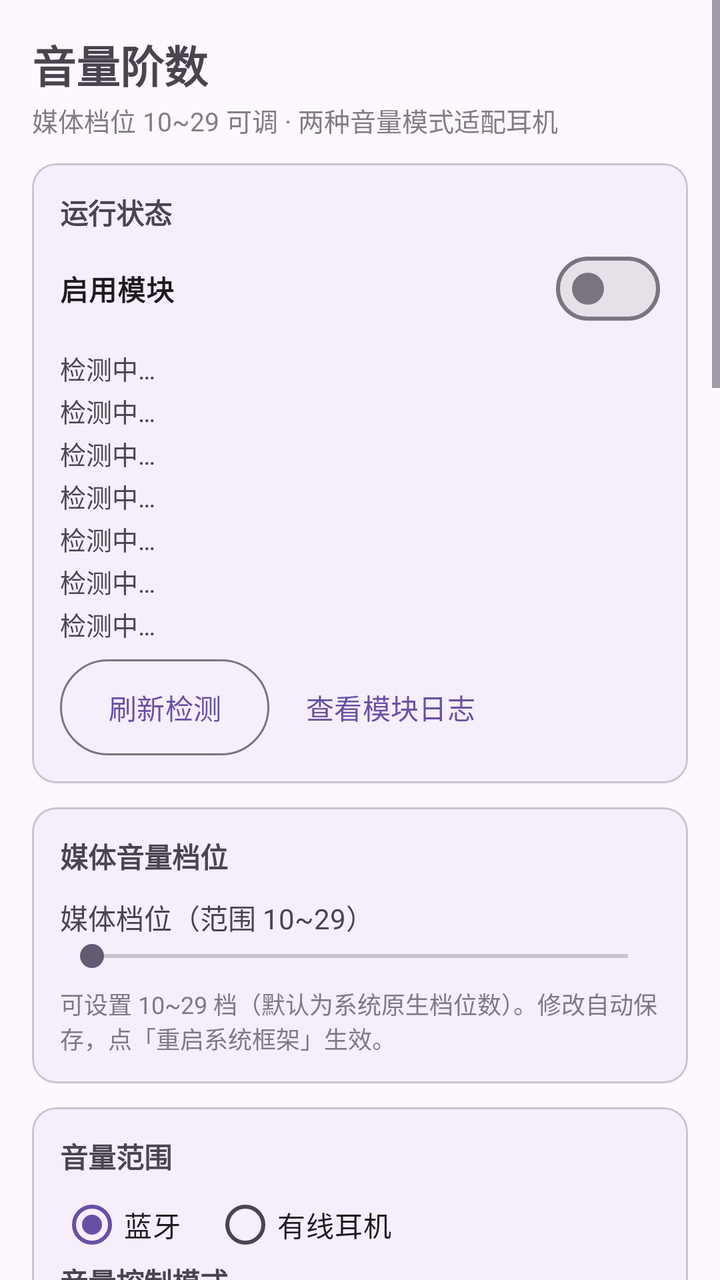
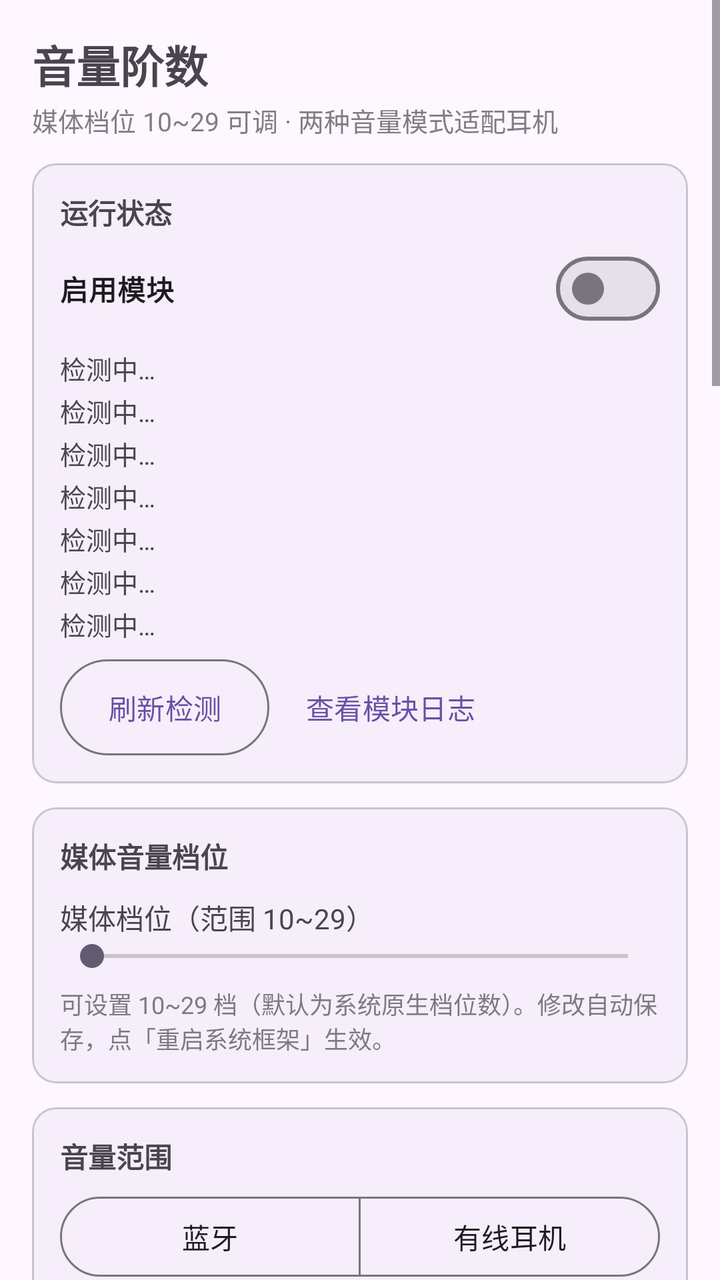

Two renders of the same Android screen: before a commit and after it. Below are the layout's source before the change and the commit's diff.
<!-- AndroidManifest.xml: application theme Theme.VolumeControl -->
<!-- res/layout/activity_main.xml -->
<?xml version="1.0" encoding="utf-8"?>
<ScrollView xmlns:android="http://schemas.android.com/apk/res/android"
    xmlns:app="http://schemas.android.com/apk/res-auto"
    android:layout_width="match_parent"
    android:layout_height="match_parent"
    android:fitsSystemWindows="true"
    android:fillViewport="true">

    <LinearLayout
        android:layout_width="match_parent"
        android:layout_height="wrap_content"
        android:orientation="vertical"
        android:padding="16dp">

        <TextView
            android:layout_width="wrap_content"
            android:layout_height="wrap_content"
            android:text="@string/app_name"
            android:textSize="22sp"
            android:textStyle="bold" />

        <TextView
            android:layout_width="wrap_content"
            android:layout_height="wrap_content"
            android:layout_marginTop="2dp"
            android:alpha="0.7"
            android:text="@string/app_subtitle"
            android:textSize="13sp" />

        
        <com.google.android.material.card.MaterialCardView
            android:layout_width="match_parent"
            android:layout_height="wrap_content"
            android:layout_marginTop="12dp"
            app:cardCornerRadius="12dp"
            app:cardElevation="1dp">

            <LinearLayout
                android:layout_width="match_parent"
                android:layout_height="wrap_content"
                android:orientation="vertical"
                android:padding="14dp">

                <TextView
                    android:layout_width="wrap_content"
                    android:layout_height="wrap_content"
                    android:text="@string/sec_status"
                    android:textStyle="bold" />

                <com.google.android.material.materialswitch.MaterialSwitch
                    android:id="@+id/switchEnable"
                    android:layout_width="match_parent"
                    android:layout_height="wrap_content"
                    android:layout_marginTop="4dp"
                    android:text="@string/label_enable"
                    android:textStyle="bold" />

                <TextView
                    android:id="@+id/tvStatusRoot"
                    android:layout_width="match_parent"
                    android:layout_height="wrap_content"
                    android:layout_marginTop="6dp"
                    android:text="@string/status_detecting"
                    android:textSize="13sp" />

                <TextView
                    android:id="@+id/tvStatusLsposed"
                    android:layout_width="match_parent"
                    android:layout_height="wrap_content"
                    android:layout_marginTop="2dp"
                    android:text="@string/status_detecting"
                    android:textSize="13sp" />

                <TextView
                    android:id="@+id/tvStatusVolume"
                    android:layout_width="match_parent"
                    android:layout_height="wrap_content"
                    android:layout_marginTop="2dp"
                    android:text="@string/status_detecting"
                    android:textSize="13sp" />

                <TextView
                    android:id="@+id/tvStatusModule"
                    android:layout_width="match_parent"
                    android:layout_height="wrap_content"
                    android:layout_marginTop="2dp"
                    android:text="@string/status_detecting"
                    android:textSize="13sp" />

                <TextView
                    android:id="@+id/tvStatusBt"
                    android:layout_width="match_parent"
                    android:layout_height="wrap_content"
                    android:layout_marginTop="2dp"
                    android:text="@string/status_detecting"
                    android:textSize="13sp" />

                <TextView
                    android:id="@+id/tvStatusConfig"
                    android:layout_width="match_parent"
                    android:layout_height="wrap_content"
                    android:layout_marginTop="2dp"
                    android:text="@string/status_detecting"
                    android:textSize="13sp" />

                <TextView
                    android:id="@+id/tvStatusAv"
                    android:layout_width="match_parent"
                    android:layout_height="wrap_content"
                    android:layout_marginTop="2dp"
                    android:text="@string/status_detecting"
                    android:textSize="13sp" />

                <LinearLayout
                    android:layout_width="match_parent"
                    android:layout_height="wrap_content"
                    android:layout_marginTop="8dp"
                    android:orientation="horizontal">

                    <com.google.android.material.button.MaterialButton
                        android:id="@+id/btnRefresh"
                        style="@style/Widget.Material3.Button.OutlinedButton"
                        android:layout_width="wrap_content"
                        android:layout_height="wrap_content"
                        android:insetTop="0dp"
                        android:insetBottom="0dp"
                        android:text="@string/btn_refresh" />

                    <com.google.android.material.button.MaterialButton
                        android:id="@+id/btnLogs"
                        style="@style/Widget.Material3.Button.TextButton"
                        android:layout_width="wrap_content"
                        android:layout_height="wrap_content"
                        android:layout_marginStart="6dp"
                        android:insetTop="0dp"
                        android:insetBottom="0dp"
                        android:text="@string/btn_logs" />
                </LinearLayout>
            </LinearLayout>
        </com.google.android.material.card.MaterialCardView>

        
        <com.google.android.material.card.MaterialCardView
            android:layout_width="match_parent"
            android:layout_height="wrap_content"
            android:layout_marginTop="12dp"
            app:cardCornerRadius="12dp"
            app:cardElevation="1dp">

            <LinearLayout
                android:layout_width="match_parent"
                android:layout_height="wrap_content"
                android:orientation="vertical"
                android:padding="14dp">

                <TextView
                    android:layout_width="wrap_content"
                    android:layout_height="wrap_content"
                    android:text="@string/sec_media"
                    android:textStyle="bold" />

                <TextView
                    android:id="@+id/tvMediaSteps"
                    android:layout_width="match_parent"
                    android:layout_height="wrap_content"
                    android:layout_marginTop="10dp"
                    android:textSize="14sp"
                    android:text="@string/label_media_steps_default" />

                <SeekBar
                    android:id="@+id/seekMediaSteps"
                    android:layout_width="match_parent"
                    android:layout_height="wrap_content"
                    android:max="19" />

                <TextView
                    android:layout_width="match_parent"
                    android:layout_height="wrap_content"
                    android:layout_marginTop="6dp"
                    android:alpha="0.7"
                    android:text="@string/media_hint"
                    android:textSize="12sp" />
            </LinearLayout>
        </com.google.android.material.card.MaterialCardView>

        
        <com.google.android.material.card.MaterialCardView
            android:layout_width="match_parent"
            android:layout_height="wrap_content"
            android:layout_marginTop="12dp"
            app:cardCornerRadius="12dp"
            app:cardElevation="1dp">

            <LinearLayout
                android:layout_width="match_parent"
                android:layout_height="wrap_content"
                android:orientation="vertical"
                android:padding="14dp">

                <TextView
                    android:layout_width="wrap_content"
                    android:layout_height="wrap_content"
                    android:text="@string/sec_bt_range"
                    android:textStyle="bold" />

                <RadioGroup
                    android:id="@+id/radioRangeTarget"
                    android:layout_width="match_parent"
                    android:layout_height="wrap_content"
                    android:layout_marginTop="6dp"
                    android:orientation="horizontal">

                    <RadioButton
                        android:id="@+id/radioTargetBt"
                        android:layout_width="wrap_content"
                        android:layout_height="wrap_content"
                        android:checked="true"
                        android:minHeight="36dp"
                        android:text="@string/target_bt" />

                    <RadioButton
                        android:id="@+id/radioTargetWired"
                        android:layout_width="wrap_content"
                        android:layout_height="wrap_content"
                        android:layout_marginStart="16dp"
                        android:minHeight="36dp"
                        android:text="@string/target_wired" />
                </RadioGroup>

                
                <LinearLayout
                    android:id="@+id/groupBtRange"
                    android:layout_width="match_parent"
                    android:layout_height="wrap_content"
                    android:orientation="vertical">

                <TextView
                    android:layout_width="wrap_content"
                    android:layout_height="wrap_content"
                    android:text="@string/sec_bt"
                    android:textStyle="bold" />

                <RadioGroup
                    android:id="@+id/radioBtMode"
                    android:layout_width="match_parent"
                    android:layout_height="wrap_content"
                    android:layout_marginTop="4dp"
                    android:orientation="vertical">

                    <RadioButton
                        android:id="@+id/radioModeAbsolute"
                        android:layout_width="match_parent"
                        android:layout_height="wrap_content"
                        android:minHeight="36dp"
                        android:text="@string/mode_absolute" />

                    <RadioButton
                        android:id="@+id/radioModeSoftware"
                        android:layout_width="match_parent"
                        android:layout_height="wrap_content"
                        android:minHeight="36dp"
                        android:text="@string/mode_software" />
                </RadioGroup>

                <TextView
                    android:layout_width="match_parent"
                    android:layout_height="wrap_content"
                    android:layout_marginTop="2dp"
                    android:alpha="0.7"
                    android:text="@string/mode_hint"
                    android:textSize="12sp" />

                <TextView
                    android:id="@+id/tvAvrcpSummary"
                    android:layout_width="match_parent"
                    android:layout_height="wrap_content"
                    android:layout_marginTop="10dp"
                    android:textSize="13sp" />

                <TextView
                    android:layout_width="wrap_content"
                    android:layout_height="wrap_content"
                    android:layout_marginTop="10dp"
                    android:text="@string/sec_curve"
                    android:textStyle="bold" />

                <RadioGroup
                    android:id="@+id/radioCurveType"
                    android:layout_width="match_parent"
                    android:layout_height="wrap_content"
                    android:layout_marginTop="4dp"
                    android:orientation="vertical">

                    <RadioButton
                        android:id="@+id/radioCurveLog"
                        android:layout_width="match_parent"
                        android:layout_height="wrap_content"
                        android:minHeight="36dp"
                        android:text="@string/curve_log" />

                    <RadioButton
                        android:id="@+id/radioCurveLinear"
                        android:layout_width="match_parent"
                        android:layout_height="wrap_content"
                        android:minHeight="36dp"
                        android:text="@string/curve_linear" />

                    <RadioButton
                        android:id="@+id/radioCurveSqrt"
                        android:layout_width="match_parent"
                        android:layout_height="wrap_content"
                        android:minHeight="36dp"
                        android:text="@string/curve_sqrt" />
                </RadioGroup>

                <TextView
                    android:layout_width="match_parent"
                    android:layout_height="wrap_content"
                    android:layout_marginTop="2dp"
                    android:alpha="0.7"
                    android:text="@string/curve_hint"
                    android:textSize="12sp" />

                <TextView
                    android:id="@+id/tvMinAbs"
                    android:layout_width="match_parent"
                    android:layout_height="wrap_content"
                    android:layout_marginTop="6dp"
                    android:textSize="14sp" />

                <SeekBar
                    android:id="@+id/seekMinAbs"
                    android:layout_width="match_parent"
                    android:layout_height="wrap_content"
                    android:max="127" />

                <TextView
                    android:id="@+id/tvMaxAbs"
                    android:layout_width="match_parent"
                    android:layout_height="wrap_content"
                    android:textSize="14sp" />

                <SeekBar
                    android:id="@+id/seekMaxAbs"
                    android:layout_width="match_parent"
                    android:layout_height="wrap_content"
                    android:max="127" />

                <TextView
                    android:id="@+id/tvRangeHint"
                    android:layout_width="match_parent"
                    android:layout_height="wrap_content"
                    android:alpha="0.7"
                    android:text="@string/range_hint"
                    android:textSize="12sp" />

                <TextView
                    android:id="@+id/tvRangeMapping"
                    android:layout_width="match_parent"
                    android:layout_height="wrap_content"
                    android:layout_marginTop="10dp"
                    android:fontFamily="monospace"
                    android:textSize="11sp" />
                </LinearLayout>

                
                <LinearLayout
                    android:id="@+id/groupWiredRange"
                    android:layout_width="match_parent"
                    android:layout_height="wrap_content"
                    android:orientation="vertical"
                    android:visibility="gone">

                <TextView
                    android:layout_width="match_parent"
                    android:layout_height="wrap_content"
                    android:layout_marginTop="10dp"
                    android:alpha="0.7"
                    android:text="@string/wired_hint"
                    android:textSize="12sp" />

                <TextView
                    android:layout_width="wrap_content"
                    android:layout_height="wrap_content"
                    android:layout_marginTop="10dp"
                    android:text="@string/sec_curve"
                    android:textStyle="bold" />

                <RadioGroup
                    android:id="@+id/radioCurveWType"
                    android:layout_width="match_parent"
                    android:layout_height="wrap_content"
                    android:layout_marginTop="4dp"
                    android:orientation="vertical">

                    <RadioButton
                        android:id="@+id/radioCurveWLog"
                        android:layout_width="match_parent"
                        android:layout_height="wrap_content"
                        android:minHeight="36dp"
                        android:text="@string/curve_log" />

                    <RadioButton
                        android:id="@+id/radioCurveWLinear"
                        android:layout_width="match_parent"
                        android:layout_height="wrap_content"
                        android:minHeight="36dp"
                        android:text="@string/curve_linear" />

                    <RadioButton
                        android:id="@+id/radioCurveWSqrt"
                        android:layout_width="match_parent"
                        android:layout_height="wrap_content"
                        android:minHeight="36dp"
                        android:text="@string/curve_sqrt" />
                </RadioGroup>

                <TextView
                    android:id="@+id/tvMinW"
                    android:layout_width="match_parent"
                    android:layout_height="wrap_content"
                    android:layout_marginTop="6dp"
                    android:textSize="14sp" />

                <SeekBar
                    android:id="@+id/seekMinW"
                    android:layout_width="match_parent"
                    android:layout_height="wrap_content"
                    android:max="127" />

                <TextView
                    android:id="@+id/tvMaxW"
                    android:layout_width="match_parent"
                    android:layout_height="wrap_content"
                    android:textSize="14sp" />

                <SeekBar
                    android:id="@+id/seekMaxW"
                    android:layout_width="match_parent"
                    android:layout_height="wrap_content"
                    android:max="127" />

                <TextView
                    android:id="@+id/tvWMapping"
                    android:layout_width="match_parent"
                    android:layout_height="wrap_content"
                    android:layout_marginTop="10dp"
                    android:fontFamily="monospace"
                    android:textSize="11sp" />
                </LinearLayout>
            </LinearLayout>
        </com.google.android.material.card.MaterialCardView>

        
        <com.google.android.material.card.MaterialCardView
            android:layout_width="match_parent"
            android:layout_height="wrap_content"
            android:layout_marginTop="12dp"
            app:cardCornerRadius="12dp"
            app:cardElevation="1dp">

            <LinearLayout
                android:layout_width="match_parent"
                android:layout_height="wrap_content"
                android:orientation="vertical"
                android:padding="14dp">

                <TextView
                    android:layout_width="wrap_content"
                    android:layout_height="wrap_content"
                    android:text="@string/sec_actions"
                    android:textStyle="bold" />

                <TextView
                    android:id="@+id/tvPending"
                    android:layout_width="match_parent"
                    android:layout_height="wrap_content"
                    android:layout_marginTop="6dp"
                    android:textSize="13sp" />

                <com.google.android.material.button.MaterialButton
                    android:id="@+id/btnRestartBt"
                    style="@style/Widget.Material3.Button.OutlinedButton"
                    android:layout_width="match_parent"
                    android:layout_height="wrap_content"
                    android:layout_marginTop="8dp"
                    android:text="@string/btn_restart_bt" />

                <com.google.android.material.button.MaterialButton
                    android:id="@+id/btnApplyRestart"
                    android:layout_width="match_parent"
                    android:layout_height="wrap_content"
                    android:layout_marginTop="6dp"
                    android:text="@string/btn_apply_restart" />

                <com.google.android.material.button.MaterialButton
                    android:id="@+id/btnReset"
                    style="@style/Widget.Material3.Button.OutlinedButton"
                    android:layout_width="match_parent"
                    android:layout_height="wrap_content"
                    android:layout_marginTop="6dp"
                    android:text="@string/btn_reset" />

                <TextView
                    android:layout_width="match_parent"
                    android:layout_height="wrap_content"
                    android:layout_marginTop="10dp"
                    android:alpha="0.7"
                    android:text="@string/ops_hint"
                    android:textSize="12sp" />
            </LinearLayout>
        </com.google.android.material.card.MaterialCardView>

        
        <com.google.android.material.card.MaterialCardView
            android:layout_width="match_parent"
            android:layout_height="wrap_content"
            android:layout_marginTop="12dp"
            android:layout_marginBottom="16dp"
            app:cardCornerRadius="12dp"
            app:cardElevation="1dp">

            <LinearLayout
                android:layout_width="match_parent"
                android:layout_height="wrap_content"
                android:orientation="vertical"
                android:padding="14dp">

                <TextView
                    android:layout_width="wrap_content"
                    android:layout_height="wrap_content"
                    android:text="@string/sec_guide"
                    android:textStyle="bold" />

                <TextView
                    android:layout_width="match_parent"
                    android:layout_height="wrap_content"
                    android:layout_marginTop="6dp"
                    android:lineSpacingExtra="3dp"
                    android:text="@string/guide_text"
                    android:textSize="13sp" />
            </LinearLayout>
        </com.google.android.material.card.MaterialCardView>
    </LinearLayout>
</ScrollView>
<!-- resources referenced by this layout -->
<resources>
  <string name="app_name">音量阶数</string>
  <string name="app_subtitle">媒体档位 10~29 可调 · 两种音量模式适配耳机</string>
  <string name="btn_apply_restart">重启系统框架（媒体档位数修改后）</string>
  <string name="btn_logs">查看模块日志</string>
  <string name="btn_refresh">刷新检测</string>
  <string name="btn_reset">恢复系统默认（关闭模块）</string>
  <string name="btn_restart_bt">重启蓝牙 (模式/音量范围调整后)</string>
  <string name="curve_hint" formatted="false">选择档位到音量范围的映射分布；三者第 1 档=最小音量、最高档=最大音量。模式A/B 与耳机模式的曲线各自独立保存。</string>
  <string name="curve_linear">线性区间（每档等量）</string>
  <string name="curve_log">对数区间（等比倍增，默认）</string>
  <string name="curve_sqrt">平方根区间（低音量增强）</string>
  <string name="guide_text" formatted="false">1. 在 LSPosed 中启用本模块，然后重启系统框架（本页按钮即可）。
  
  2. 媒体音量档位：可设置 10~29 档（HyperOS 默认 15），只影响媒体流（音乐/视频）。修改档位数后点「重启系统框架」，期间黑屏属正常现象。
  
  3. 模式A（默认，保持绝对音量）：蓝牙耳机保持绝对音量控制，手机系统音量线性不变。档位经可选曲线（线性/对数/平方根）映射为 AVRCP 音量（0~127）：第 1 档=最小音量、最高档=最大音量；最小音量设为 0 时，第 1 档自动取最大音量约 15% 作为可闻下限（自适应耳机量程）。
  
  4. 模式B（低音量问题首选）：停用蓝牙绝对音量，由手机端软件衰减音频信号，耳机固定自身硬件音量；音量范围仅对蓝牙生效。
  
  5. 音量范围：蓝牙模式A/B 各自独立保存；插入有线耳机或使用外放时自动走「耳机模式」的独立范围（最小/最大/曲线），与蓝牙模式无关。
  
  6. 生效方式：修改自动保存。切换模式或调整音量范围后需点「重启蓝牙」生效；仅媒体档位数修改后需点「重启系统框架」。
  
  7. 恢复默认：点「恢复系统默认」并重启生效；或在 LSPosed 中停用模块后重启手机。
  
  8. 排查：状态区查看「系统配置键」与媒体档位是否生效；点「查看模块日志」查看模块自写日志。</string>
  <string name="label_enable">启用模块</string>
  <string name="label_media_steps_default">媒体档位（范围 10~29）</string>
  <string name="media_hint">可设置 10~29 档（默认为系统原生档位数）。修改自动保存，点「重启系统框架」生效。</string>
  <string name="mode_absolute">模式A：保持绝对音量（默认）</string>
  <string name="mode_hint" formatted="false">模式A：保持蓝牙耳机绝对音量控制，手机系统音量线性不变。模式B：停用蓝牙绝对音量，由手机端软件衰减音频，耳机固定自身硬件音量。两种模式仅作用于蓝牙耳机；插入有线耳机或使用外放扬声器时自动走「有线耳机」范围（在下方音量范围卡片切到该选项卡可调整）。</string>
  <string name="mode_software">模式B：停用绝对音量（手机端衰减）</string>
  <string name="ops_hint">修改后自动保存。切换模式或调整音量范围后需点「重启蓝牙」；仅媒体档位数修改后需点「重启系统框架」。</string>
  <string name="range_hint" formatted="false">蓝牙与有线耳机在本卡片顶部的选项卡间切换，各自保存独立的范围/曲线。蓝牙下模式A/B 又分别保存：模式A 为 AVRCP 映射，模式B 为手机端软件曲线衰减（均仅蓝牙）。插入有线耳机或使用外放时自动走「有线耳机」范围。</string>
  <string name="sec_actions">操作</string>
  <string name="sec_bt">音量控制模式</string>
  <string name="sec_bt_range">音量范围</string>
  <string name="sec_curve">映射曲线</string>
  <string name="sec_guide">使用说明</string>
  <string name="sec_media">媒体音量档位</string>
  <string name="sec_status">运行状态</string>
  <string name="status_detecting">检测中…</string>
  <string name="target_bt">蓝牙</string>
  <string name="target_wired">有线耳机</string>
  <string name="wired_hint" formatted="false">插入有线耳机或使用外放扬声器时自动按此范围映射（与蓝牙模式A/B 无关）。默认 0~127 为不衰减。</string>
  <style name="Theme.VolumeControl" parent="Theme.Material3.DayNight.NoActionBar" />
</resources>

<!-- the commit's change to res/layout/activity_main.xml (unified diff, before → after) -->
@@ -203,29 +203,30 @@
                     android:text="@string/sec_bt_range"
                     android:textStyle="bold" />
 
-                <RadioGroup
-                    android:id="@+id/radioRangeTarget"
-                    android:layout_width="match_parent"
-                    android:layout_height="wrap_content"
-                    android:layout_marginTop="6dp"
-                    android:orientation="horizontal">
-
-                    <RadioButton
-                        android:id="@+id/radioTargetBt"
-                        android:layout_width="wrap_content"
-                        android:layout_height="wrap_content"
-                        android:checked="true"
-                        android:minHeight="36dp"
+                <com.google.android.material.button.MaterialButtonToggleGroup
+                    android:id="@+id/toggleRangeTarget"
+                    android:layout_width="match_parent"
+                    android:layout_height="wrap_content"
+                    android:layout_marginTop="6dp"
+                    app:selectionRequired="true"
+                    app:singleSelection="true">
+
+                    <com.google.android.material.button.MaterialButton
+                        android:id="@+id/toggleTargetBt"
+                        style="?attr/materialButtonOutlinedStyle"
+                        android:layout_width="0dp"
+                        android:layout_height="wrap_content"
+                        android:layout_weight="1"
                         android:text="@string/target_bt" />
 
-                    <RadioButton
-                        android:id="@+id/radioTargetWired"
-                        android:layout_width="wrap_content"
-                        android:layout_height="wrap_content"
-                        android:layout_marginStart="16dp"
-                        android:minHeight="36dp"
+                    <com.google.android.material.button.MaterialButton
+                        android:id="@+id/toggleTargetWired"
+                        style="?attr/materialButtonOutlinedStyle"
+                        android:layout_width="0dp"
+                        android:layout_height="wrap_content"
+                        android:layout_weight="1"
                         android:text="@string/target_wired" />
-                </RadioGroup>
+                </com.google.android.material.button.MaterialButtonToggleGroup>
 
                 
                 <LinearLayout
@@ -378,6 +379,13 @@
                     android:alpha="0.7"
                     android:text="@string/wired_hint"
                     android:textSize="12sp" />
+
+                <TextView
+                    android:id="@+id/tvWiredSummary"
+                    android:layout_width="match_parent"
+                    android:layout_height="wrap_content"
+                    android:layout_marginTop="10dp"
+                    android:textSize="13sp" />
 
                 <TextView
                     android:layout_width="wrap_content"
